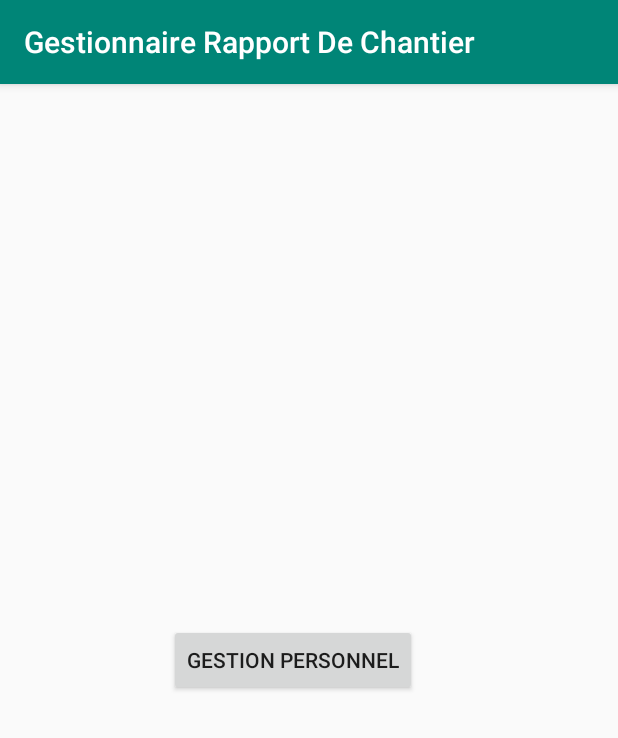
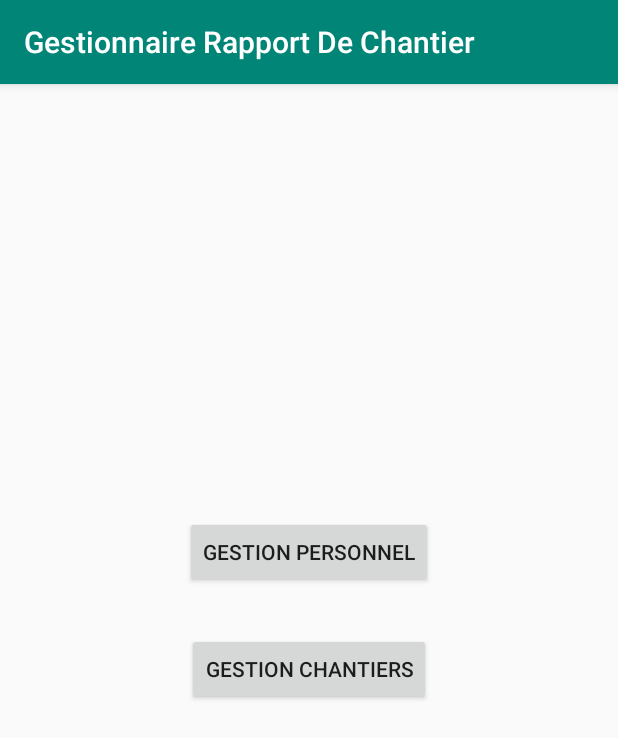
Before and after one commit to SamB78/GestionnaireRapportDeChantier2, an Android app: the screen it shows after launch (MainActivity), on a phone screen of 412 x 824 dp. Shown: the top 738 px of the screen. Run offline under Robolectric (Android 15) with nearby library versions, the phone set to English and light mode, and no system bars; our stand-ins replace Timber, data binding.

Commit message:
Ajout route vers gestion chantiers + creation fragment

```diff
--- a/app/build.gradle
+++ b/app/build.gradle
@@ -80,5 +80,4 @@ dependencies {
     implementation 'com.jakewharton.timber:timber:4.7.1'
 
 
-
 }
--- a/app/src/main/java/com/example/gestionnairerapportdechantier/mainMenu/MainMenuFragment.kt
+++ b/app/src/main/java/com/example/gestionnairerapportdechantier/mainMenu/MainMenuFragment.kt
@@ -43,7 +43,11 @@ class MainMenuFragment : Fragment() {
                     navController.navigate(R.id.action_mainMenuFragment_to_listePersonnelFragment)
                     viewModel.onBoutonClicked ()
                 }
+                MainMenuViewModel.navigationMainMenu.PASSAGE_PAGE_CHANTIERS->{
+                    navController.navigate(R.id.action_mainMenuFragment_to_listeChantiersFragment)
+                    viewModel.onBoutonClicked ()
                 }
+            }
 
         })
 
--- a/app/src/main/java/com/example/gestionnairerapportdechantier/mainMenu/MainMenuViewModel.kt
+++ b/app/src/main/java/com/example/gestionnairerapportdechantier/mainMenu/MainMenuViewModel.kt
@@ -8,7 +8,8 @@ class MainMenuViewModel: ViewModel() {
 
     enum class navigationMainMenu{
         EN_ATTENTE,
-        PASSAGE_PAGE_PERSONNEL
+        PASSAGE_PAGE_PERSONNEL,
+        PASSAGE_PAGE_CHANTIERS
     }
 
     private var _navigation = MutableLiveData<navigationMainMenu>()
@@ -23,6 +24,10 @@ class MainMenuViewModel: ViewModel() {
         _navigation.value = navigationMainMenu.PASSAGE_PAGE_PERSONNEL
     }
 
+    fun onClickBoutonChantier(){
+        _navigation.value = navigationMainMenu.PASSAGE_PAGE_CHANTIERS
+    }
+
     fun onBoutonClicked(){
         _navigation.value = navigationMainMenu.EN_ATTENTE
     }
--- a/app/src/main/res/layout/fragment_main_menu.xml
+++ b/app/src/main/res/layout/fragment_main_menu.xml
@@ -18,12 +18,24 @@
             android:id="@+id/button_gestion_personnel"
             android:layout_width="wrap_content"
             android:layout_height="wrap_content"
+            android:layout_marginTop="288dp"
+            android:onClick="@{()-> viewModel.onClickBoutonPersonnel()}"
             android:text="Gestion Personnel"
+            app:layout_constraintEnd_toEndOf="parent"
+            app:layout_constraintStart_toStartOf="parent"
+            app:layout_constraintTop_toTopOf="parent" />
+
+        <Button
+            android:id="@+id/button_gestion_chantiers"
+            android:layout_width="wrap_content"
+            android:layout_height="wrap_content"
+            android:onClick="@{()-> viewModel.onClickBoutonChantier()}"
+            android:layout_marginTop="30dp"
+            android:text="Gestion chantiers"
             app:layout_constraintBottom_toBottomOf="parent"
-            app:layout_constraintEnd_toEndOf="parent"
-            app:layout_constraintHorizontal_bias="0.458"
-            app:layout_constraintStart_toStartOf="parent"
-            app:layout_constraintTop_toTopOf="parent"
-            android:onClick="@{()-> viewModel.onClickBoutonPersonnel()}"/>
+            app:layout_constraintEnd_toEndOf="@+id/button_gestion_personnel"
+            app:layout_constraintStart_toStartOf="@+id/button_gestion_personnel"
+            app:layout_constraintTop_toBottomOf="@+id/button_gestion_personnel"
+            app:layout_constraintVertical_bias="0.0" />
     </androidx.constraintlayout.widget.ConstraintLayout>
 </layout>
--- a/app/src/main/res/navigation/navigation.xml
+++ b/app/src/main/res/navigation/navigation.xml
@@ -12,7 +12,11 @@
         tools:layout="@layout/fragment_main_menu" >
         <action
             android:id="@+id/action_mainMenuFragment_to_listePersonnelFragment"
-            app:destination="@id/listePersonnelFragment" />
+            app:destination="@id/listePersonnelFragment"
+            app:enterAnim="@anim/nav_default_enter_anim" />
+        <action
+            android:id="@+id/action_mainMenuFragment_to_listeChantiersFragment"
+            app:destination="@id/listeChantiersFragment" />
     </fragment>
     <fragment
         android:id="@+id/listePersonnelFragment"
@@ -20,7 +24,8 @@
         android:label="ListePersonnelFragment" >
         <action
             android:id="@+id/action_listePersonnelFragment_to_gestionPersonnelFragment"
-            app:destination="@id/gestionPersonnelFragment" />
+            app:destination="@id/gestionPersonnelFragment"
+            app:enterAnim="@anim/nav_default_enter_anim" />
     </fragment>
     <fragment
         android:id="@+id/gestionPersonnelFragment"
@@ -32,6 +37,13 @@
             android:defaultValue="-1L" />
         <action
             android:id="@+id/action_gestionPersonnelFragment_to_listePersonnelFragment"
-            app:destination="@id/listePersonnelFragment" />
+            app:destination="@id/listePersonnelFragment"
+            app:enterAnim="@anim/nav_default_exit_anim"
+            app:popUpTo="@+id/mainMenuFragment" />
     </fragment>
+    <fragment
+        android:id="@+id/listeChantiersFragment"
+        android:name="com.example.gestionnairerapportdechantier.listeChantiersFragment"
+        android:label="fragment_liste_chantiers"
+        tools:layout="@layout/fragment_liste_chantiers" />
 </navigation>
```
Also changed, not shown: app/src/main/java/com/example/gestionnairerapportdechantier/listeChantiersFragment.kt (added, +24 -0 lines), app/src/main/res/layout/fragment_liste_chantiers.xml (added, +14 -0 lines).
